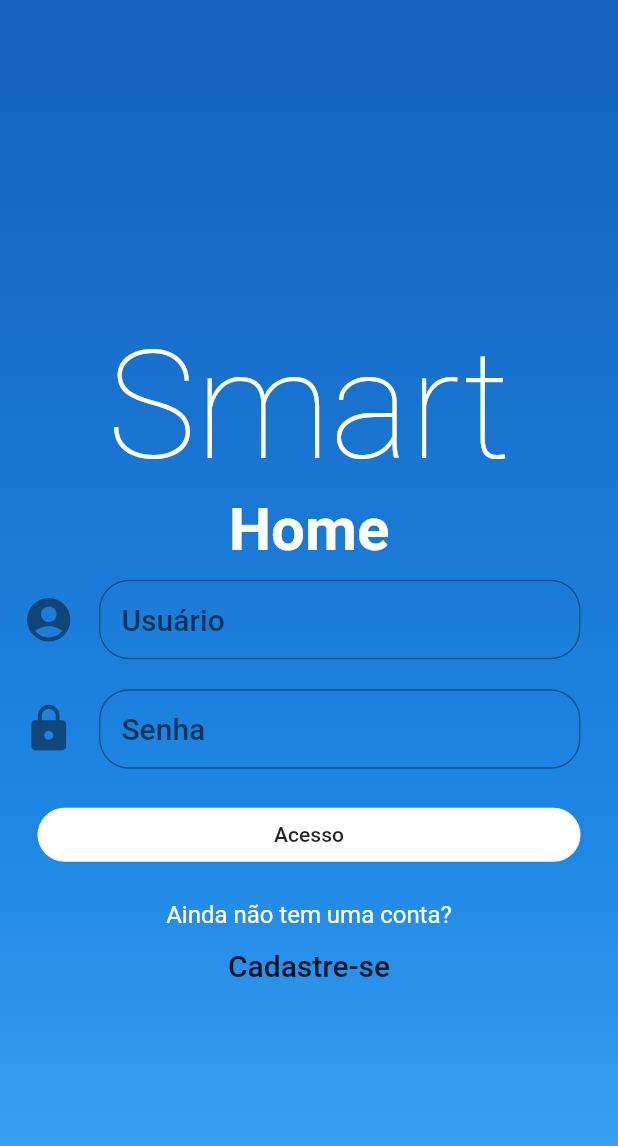
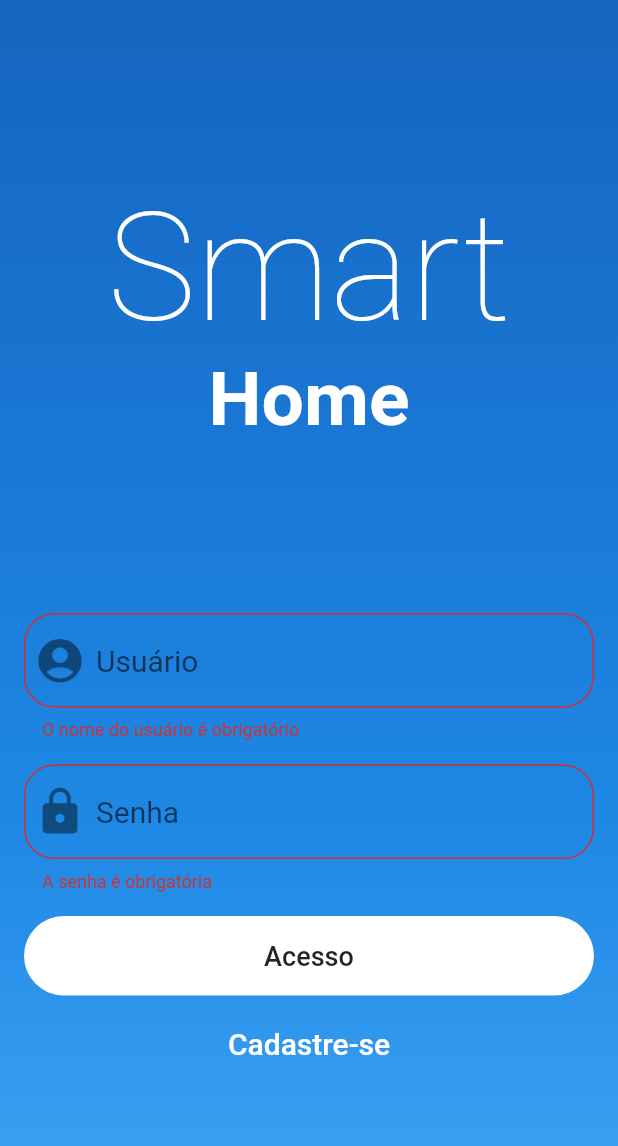
Before and after one commit to kFurlan/SmartHome, a Flutter app: the screen it shows after launch, after a tap on "Acesso", on a phone screen of 412 x 824 dp. Shown: the top 1146 px of the screen. Run offline on Flutter 3.47's test engine with Material 2 defaults, Android fonts, the phone set to English and light mode, and no system bars; our stand-ins replace bloc, built_collection, built_value, equatable, flutter_bloc; generated files the repository leaves out were written again.

Commit message:
Ajustes adicionais na tela de login

```diff
--- a/app/lib/pages/auth/login_page.dart
+++ b/app/lib/pages/auth/login_page.dart
@@ -1,5 +1,6 @@
 import 'package:flutter/material.dart';
 import 'register_page.dart';
+import 'dart:ui';
 
 class LoginPage extends StatefulWidget {
   @override
@@ -9,29 +10,155 @@ class LoginPage extends StatefulWidget {
 class LoginPageState extends State<LoginPage> {
   @override
   Widget build(BuildContext context) {
-    // Note: This is a GlobalKey<FormState>, not a GlobalKey<MyCustomFormState>!
-    final _formKey = GlobalKey<FormState>();
-    // Build a Form widget using the _formKey we created above
-    return new Scaffold(
-        appBar: AppBar(
-          backgroundColor: Colors.blue[800],
-          elevation: 0,
+    var _loginFormKey = GlobalKey<FormState>();
+    return LayoutBuilder(builder: (context, viewportConstrains) {
+      return Scaffold(
+        body: SingleChildScrollView(
+          child: ConstrainedBox(
+            constraints: BoxConstraints(
+              maxHeight: viewportConstrains.maxHeight,
             ),
-        body: Container(
+            child: Stack(
+              children: <Widget>[
+                Positioned.fill(
+                  child: Container(
                     decoration: BoxDecoration(
                       gradient: LinearGradient(
                         begin: Alignment.topCenter,
                         end: Alignment.bottomCenter,
                         colors: [
-                // Colors are easy thanks to Flutter's Colors class.
                           Colors.blue[800],
                           Colors.blue[700],
                           Colors.blue[600],
                           Colors.blue[400],
-              ])),
-          child: new Column(
-            mainAxisAlignment: MainAxisAlignment.center,
+                        ],
+                      ),
+                    ),
+                  ),
+                ),
+                Column(
+                  mainAxisAlignment: MainAxisAlignment.spaceEvenly,
                   crossAxisAlignment: CrossAxisAlignment.center,
+                  children: <Widget>[
+                    Padding(
+                      padding: const EdgeInsets.only(top: 16.0),
+                      child: SmartHomeLogo(),
+                    ),
+                    Form(
+                      key: _loginFormKey,
+                      child: Column(
+                        children: <Widget>[
+                          Padding(
+                            padding: EdgeInsets.symmetric(
+                                horizontal: 16.0, vertical: 8.0),
+                            child: TextFormField(
+                              style: TextStyle(
+                                fontSize: 20,
+                              ),
+                              decoration: InputDecoration(
+                                hintText: "Usuário",
+                                prefixIcon:
+                                    Icon(Icons.account_circle, size: 35),
+                                border: OutlineInputBorder(
+                                  borderRadius: BorderRadius.circular(20.0),
+                                ),
+                              ),
+                              validator: (value) {
+                                if (value.isEmpty) {
+                                  return 'O nome do usuário é obrigatório';
+                                }
+                              },
+                            ),
+                          ),
+                          Padding(
+                            padding: EdgeInsets.symmetric(
+                                horizontal: 16.0, vertical: 8.0),
+                            child: TextFormField(
+                              style: TextStyle(
+                                fontSize: 20,
+                              ),
+                              decoration: InputDecoration(
+                                prefixIcon: Icon(Icons.lock, size: 35),
+                                hintText: "Senha",
+                                border: OutlineInputBorder(
+                                  borderRadius: BorderRadius.circular(20.0),
+                                ),
+                              ),
+                              obscureText: true,
+                              validator: (value) {
+                                if (value.isEmpty) {
+                                  return 'A senha é obrigatória';
+                                }
+                              },
+                            ),
+                          ),
+                          Padding(
+                            padding: EdgeInsets.symmetric(
+                                horizontal: 16.0, vertical: 8.0),
+                            child: SizedBox(
+                              width: double.infinity,
+                              child: RaisedButton(
+                                padding: EdgeInsets.all(16.0),
+                                elevation: 0,
+                                color: Colors.white,
+                                splashColor: Colors.blueGrey,
+                                shape: RoundedRectangleBorder(
+                                  borderRadius: BorderRadius.circular(30.0),
+                                ),
+                                onPressed: () {
+                                  if (_loginFormKey.currentState.validate()) {}
+                                },
+                                child: const Text(
+                                  'Acesso',
+                                  style: TextStyle(fontSize: 18.0),
+                                ),
+                              ),
+                            ),
+                          ),
+                          FlatButton(
+                            color: Colors.transparent,
+                            splashColor: Colors.transparent,
+                            shape: RoundedRectangleBorder(
+                              borderRadius: BorderRadius.circular(30.0),
+                            ),
+                            onPressed: () {
+                              Navigator.push(
+                                context,
+                                MaterialPageRoute(
+                                  builder: (context) => RegisterPage(),
+                                ),
+                              );
+                            },
+                            child: const Text(
+                              'Cadastre-se',
+                              style: TextStyle(
+                                fontSize: 20,
+                                color: Colors.white,
+                              ),
+                            ),
+                          )
+                        ],
+                      ),
+                    ),
+                  ],
+                ),
+              ],
+            ),
+          ),
+        ),
+      );
+    });
+  }
+}
+
+class SmartHomeLogo extends StatelessWidget {
+  const SmartHomeLogo({
+    Key key,
+  }) : super(key: key);
+
+  @override
+  Widget build(BuildContext context) {
+    return Column(
       children: <Widget>[
         Text(
           'Smart',
@@ -40,112 +167,20 @@ class LoginPageState extends State<LoginPage> {
           style: TextStyle(
             fontSize: 100,
             fontWeight: FontWeight.w100,
-                    color: Colors.white),
+            color: Colors.white,
+          ),
         ),
         Text(
           'Home',
           overflow: TextOverflow.ellipsis,
           textAlign: TextAlign.center,
           style: TextStyle(
-                    fontSize: 40,
+            fontSize: 50,
             fontWeight: FontWeight.bold,
-                    color: Colors.white),
-              ),
-              Padding(
-                padding: EdgeInsets.fromLTRB(15, 10, 25, 10),
-                child: TextFormField(
-                  style: new TextStyle(
-                      fontSize: 20,
-                      fontWeight: FontWeight.w500,
-                      color: Colors.white),
-                  decoration: InputDecoration(
-                    icon: Icon(Icons.account_circle, size: 35),
-                    hintText: "Usuário",
-                    contentPadding: new EdgeInsets.fromLTRB(15, 25, 5, 5),
-                    border: new OutlineInputBorder(
-                        borderSide: new BorderSide(width: 4),
-                        borderRadius: new BorderRadius.circular(20.0)),
-                  ),
-                  validator: (value) {
-                    if (value.isEmpty) {
-                      return 'Please enter some text';
-                    }
-                  },
+            color: Colors.white,
           ),
         ),
-              Padding(
-                padding: EdgeInsets.fromLTRB(15, 10, 25, 10),
-                child: TextFormField(
-                  style: new TextStyle(
-                      fontSize: 20,
-                      fontWeight: FontWeight.w500,
-                      color: Colors.white),
-                  decoration: InputDecoration(
-                    icon: Icon(Icons.lock, size: 35),
-                    hintText: "Senha",
-                    contentPadding: new EdgeInsets.fromLTRB(15, 25, 5, 5),
-                    border: new OutlineInputBorder(
-                        borderSide: new BorderSide(width: 2),
-                        borderRadius: new BorderRadius.circular(20.0)),
-                  ),
-                  obscureText: true,
-                  validator: (value) {
-                    if (value.isEmpty) {
-                      return 'Please enter some text';
-                    }
-                  },
-                ),
-              ),
-              Padding(
-                padding: EdgeInsets.fromLTRB(25, 10, 25, 20),
-                child: SizedBox(
-                  width: double.infinity,
-                  child: RaisedButton(
-                    elevation: 0,
-                    color: Colors.white,
-                    splashColor: Colors.blueGrey,
-                    shape: new RoundedRectangleBorder(
-                        borderRadius: new BorderRadius.circular(30.0)),
-                    onPressed: () {
-                      // Validate will return true if the form is valid, or false if
-                      // the form is invalid.
-                      if (_formKey.currentState.validate()) {
-                        // If the form is valid, we want to show a Snackbar
-                        Scaffold.of(context).showSnackBar(
-                            SnackBar(content: Text('Processing Data')));
-                      }
-                    },
-                    child: const Text('Acesso'),
-                  ),
-                ),
-              ),
-              Text(
-                'Ainda não tem uma conta?',
-                overflow: TextOverflow.ellipsis,
-                textAlign: TextAlign.center,
-                style: TextStyle(fontSize: 16, color: Colors.white),
-              ),
-              Padding(
-                padding: EdgeInsets.fromLTRB(0, 0, 0, 0),
-                child: FlatButton(
-                  color: Colors.transparent,
-                  splashColor: Colors.transparent,
-                  shape: new RoundedRectangleBorder(
-                      borderRadius: new BorderRadius.circular(30.0)),
-                  onPressed: () {
-                    Navigator.push(
-                      context,
-                      MaterialPageRoute(builder: (context) => RegisterPage()),
+      ],
     );
-                  },
-                  child: const Text(
-                    'Cadastre-se',
-                    style: TextStyle(fontSize: 20),
-                  ),
-                ),
-              )
-            ],
-          ),
-        ));
   }
 }
```
Lines whose indentation alone changed are shown as unchanged.
